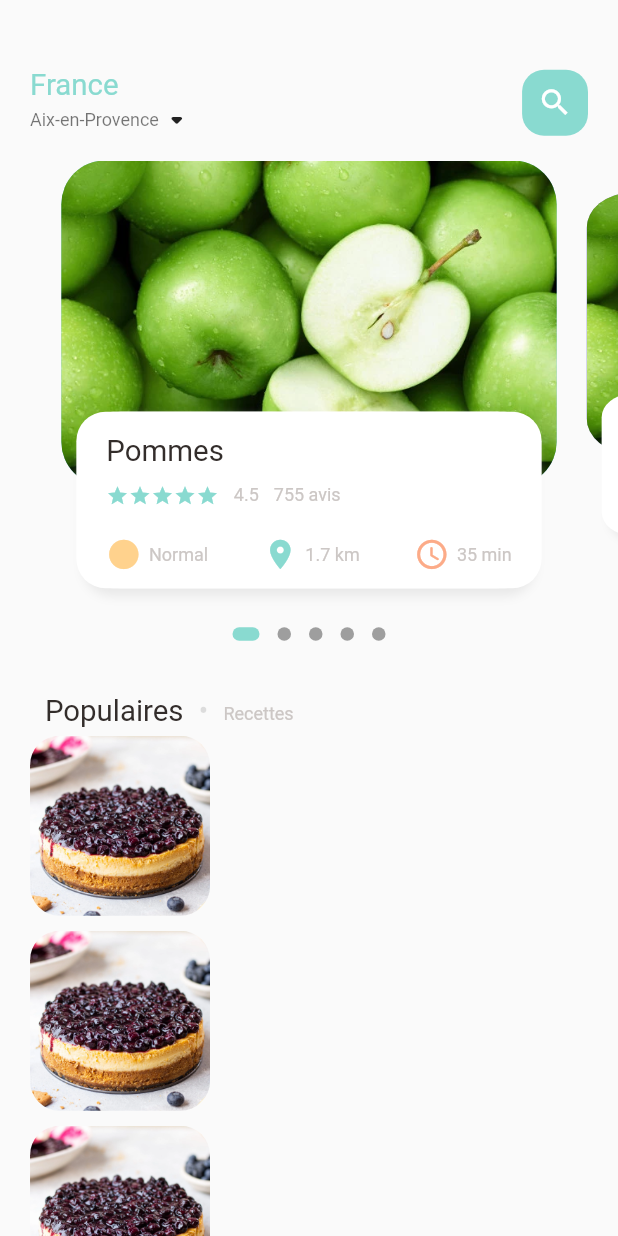
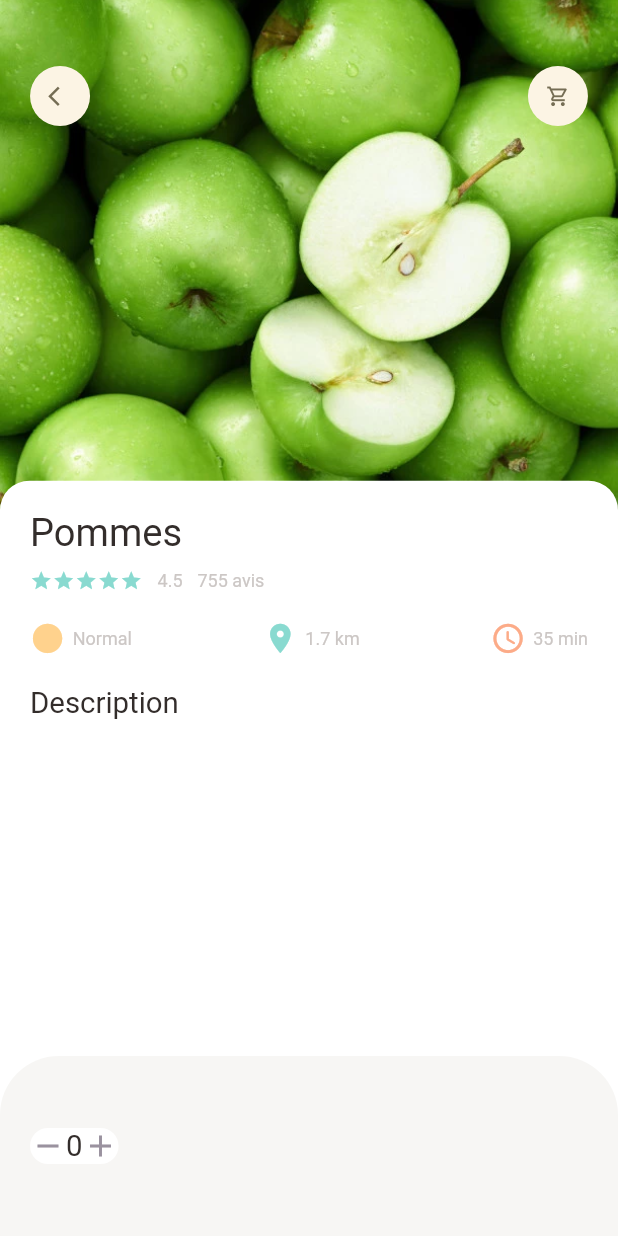
Before and after one commit to nicolas-lepinay/Flutter_ecommerce, a Flutter app: the screen it shows after launch, on a phone screen of 412 x 824 dp. Run offline on Flutter 3.47's test engine with Material 2 defaults, Android fonts, the phone set to English and light mode, and no system bars; drawn by our look-alikes of dots_indicator; our stand-ins replace get.

Commit message:
Started 2nd page

```diff
--- a/lib/main.dart
+++ b/lib/main.dart
@@ -1,7 +1,8 @@
 import 'package:flutter/material.dart';
+import 'package:flutter_ecommerce/pages/food/popular_food_detail.dart';
 import 'package:get/get.dart';
 
-import 'home/main_food_page.dart';
+import 'pages/home/main_food_page.dart';
 
 void main() {
   runApp(const MyApp());
@@ -14,12 +15,12 @@ class MyApp extends StatelessWidget {
   Widget build(BuildContext context) {
     // GetMaterialApp (instead of MaterialApp) to get the context (in order to use GetX Package)
     return GetMaterialApp(
-      debugShowCheckedModeBanner: false,
-      title: 'Flutter Demo',
-      theme: ThemeData(
-        primarySwatch: Colors.blue,
-      ),
-      home: const MainFoodPage(),
-    );
+        debugShowCheckedModeBanner: false,
+        title: 'Flutter Demo',
+        theme: ThemeData(
+          primarySwatch: Colors.blue,
+        ),
+        //home: const MainFoodPage(),
+        home: const PopularFoodDetail());
   }
 }
--- /dev/null
+++ b/lib/pages/food/popular_food_detail.dart
@@ -0,0 +1,102 @@
+import 'package:flutter/material.dart';
+import 'package:flutter_ecommerce/utils/colors.dart';
+import 'package:flutter_ecommerce/utils/dimensions.dart';
+import 'package:flutter_ecommerce/widgets/app_icon.dart';
+import 'package:flutter_ecommerce/widgets/big_text.dart';
+import 'package:flutter_ecommerce/widgets/icon_and_text_widget.dart';
+import 'package:flutter_ecommerce/widgets/small_text.dart';
+
+import '../../widgets/app_column.dart';
+
+class PopularFoodDetail extends StatelessWidget {
+  const PopularFoodDetail({super.key});
+
+  @override
+  Widget build(BuildContext context) {
+    return Scaffold(
+      backgroundColor: Colors.white,
+      body: Stack(
+        children: [
+          Positioned(
+            left: 0,
+            right: 0,
+            child: Container(
+              width: double.maxFinite,
+              height: Dimensions.popularFoodImageSize,
+              decoration: const BoxDecoration(
+                image: DecorationImage(
+                  fit: BoxFit.cover,
+                  image: AssetImage("assets/image/green-apples.webp"),
+                ),
+              ),
+            ),
+          ),
+          Positioned(
+            top: Dimensions.height45,
+            left: Dimensions.width20,
+            right: Dimensions.width20,
+            child: Row(
+              mainAxisAlignment: MainAxisAlignment.spaceBetween,
+              children: const [
+                AppIcon(icon: Icons.arrow_back_ios),
+                AppIcon(icon: Icons.shopping_cart_outlined),
+              ],
+            ),
+          ),
+          Positioned(
+            top: Dimensions.popularFoodImageSize - 20,
+            bottom: 0, // So that the white card takes all available space down
+            left: 0,
+            right: 0,
+            child: Container(
+              padding: EdgeInsets.symmetric(
+                  horizontal: Dimensions.width20, vertical: Dimensions.height20),
+              decoration: BoxDecoration(
+                borderRadius: BorderRadius.only(
+                  topLeft: Radius.circular(Dimensions.radius20),
+                  topRight: Radius.circular(Dimensions.radius20),
+                ),
+                color: Colors.white,
+              ),
+              child: Column(
+                crossAxisAlignment: CrossAxisAlignment.start,
+                children: [
+                  AppColumn(text: "Pommes"),
+                  SizedBox(height: Dimensions.height20),
+                  BigText(text: "Description"),
+                ],
+              ),
+            ),
+          )
+        ],
+      ),
+      bottomNavigationBar: Container(
+        height: 120,
+        padding:
+            EdgeInsets.symmetric(vertical: Dimensions.height30, horizontal: Dimensions.width20),
+        decoration: BoxDecoration(
+          color: AppColors.buttonBackgroundColor,
+          borderRadius: BorderRadius.only(
+            topLeft: Radius.circular(Dimensions.radius20 * 2),
+            topRight: Radius.circular(Dimensions.radius20 * 2),
+          ),
+        ),
+        child: Row(
+          children: [
+            Container(
+              decoration: BoxDecoration(
+                color: Colors.white,
+                borderRadius: BorderRadius.circular(Dimensions.radius20),
+              ),
+              child: Row(children: [
+                Icon(Icons.remove, color: AppColors.signColor),
+                BigText(text: "0"),
+                Icon(Icons.add, color: AppColors.signColor),
+              ]),
+            ),
+          ],
+        ),
+      ),
+    );
+  }
+}
--- a/lib/home/food_page_body.dart
+++ b/lib/pages/home/food_page_body.dart
@@ -1,11 +1,12 @@
 import 'package:dots_indicator/dots_indicator.dart';
 import 'package:flutter/material.dart';
+import 'package:flutter_ecommerce/widgets/app_column.dart';
 import 'package:flutter_ecommerce/widgets/icon_and_text_widget.dart';
 
-import '../utils/colors.dart';
-import '../utils/dimensions.dart';
-import '../widgets/big_text.dart';
-import '../widgets/small_text.dart';
+import '../../utils/colors.dart';
+import '../../utils/dimensions.dart';
+import '../../widgets/big_text.dart';
+import '../../widgets/small_text.dart';
 
 class FoodPageBody extends StatefulWidget {
   const FoodPageBody({super.key});
@@ -69,6 +70,8 @@ class _FoodPageBodyState extends State<FoodPageBody> {
         SizedBox(height: Dimensions.height30),
         Container(
           margin: EdgeInsets.only(left: Dimensions.width30),
+          child: Padding(
+            padding: EdgeInsets.only(bottom: Dimensions.height15),
             child: Row(
               crossAxisAlignment: CrossAxisAlignment.baseline,
               textBaseline: TextBaseline.alphabetic,
@@ -84,30 +87,84 @@ class _FoodPageBodyState extends State<FoodPageBody> {
               ],
             ),
           ),
-        Container(
-          height: 700,
-          child: ListView.builder(
-            physics: AlwaysScrollableScrollPhysics(),
-            shrinkWrap: true,
+        ),
+        ListView.builder(
+          physics: const NeverScrollableScrollPhysics(), // List is not scrollable
+          // See doc :
+          //"If the scroll view does not shrink wrap, then the scroll view will expand
+          //to the maximum allowed size in the scrollDirection.
+          //If the scroll view has unbounded constraints in the scrollDirection,
+          //then shrinkWrap must be true."
+          shrinkWrap: true, // Necessary (or wrap ListView in a Container to remove it)
           itemCount: 10,
           itemBuilder: (context, index) => Container(
-              margin: EdgeInsets.symmetric(vertical: 5, horizontal: Dimensions.width20),
+            margin: EdgeInsets.symmetric(vertical: 10, horizontal: Dimensions.width20),
             child: Row(
               children: [
+                // IMAGE SECTION
                 Container(
-                    height: 120,
-                    width: 120,
+                  // height: 120,
+                  // width: 120,
+                  height: Dimensions.listViewImageSize,
+                  width: Dimensions.listViewImageSize,
                   decoration: BoxDecoration(
                     borderRadius: BorderRadius.circular(Dimensions.radius20),
-                      color: Colors.white38, // Placeholder while loading
-                      image: DecorationImage(
+                    color: Colors.white38, // Placeholder while loading image
+                    image: const DecorationImage(
                       fit: BoxFit.cover,
                       image: AssetImage("assets/image/blueberry-cheesecake.webp"),
                     ),
                   ),
                 ),
+                // TEXT SECTION
+                Expanded(
+                  child: Container(
+                    //height: 100,
+                    height: Dimensions.listViewTextContainerSize,
+                    decoration: BoxDecoration(
+                      borderRadius: BorderRadius.only(
+                        topRight: Radius.circular(Dimensions.radius20),
+                        bottomRight: Radius.circular(Dimensions.radius20),
+                      ),
+                      color: Colors.white,
+                    ),
+                    child: Padding(
+                      padding: EdgeInsets.symmetric(horizontal: Dimensions.width10),
+                      child: Column(
+                        crossAxisAlignment: CrossAxisAlignment.start,
+                        mainAxisAlignment: MainAxisAlignment.center,
+                        children: [
+                          BigText(text: "Cheesecake aux myrtilles"),
+                          Spacer(),
+                          SmallText(text: "Cheesecake sans cuisson"),
+                          Spacer(flex: 2),
+                          Row(
+                            mainAxisAlignment: MainAxisAlignment.spaceBetween,
+                            children: [
+                              IconAndTextWidgets(
+                                icon: Icons.circle_sharp,
+                                text: "Normal",
+                                iconColor: AppColors.iconColor1,
+                              ),
+                              IconAndTextWidgets(
+                                icon: Icons.location_on,
+                                text: "1.7 km",
+                                iconColor: AppColors.mainColor,
+                              ),
+                              IconAndTextWidgets(
+                                icon: Icons.access_time_rounded,
+                                text: "35 min",
+                                iconColor: AppColors.iconColor2,
+                              ),
                             ],
                           ),
+                          Spacer(flex: 3),
+                        ],
+                      ),
+                    ),
+                  ),
+                ),
+              ],
             ),
           ),
         ),
@@ -184,53 +241,7 @@ class _FoodPageBodyState extends State<FoodPageBody> {
                   ]),
               child: Container(
                 padding: const EdgeInsets.only(top: 15, left: 15, right: 15),
-                child: Column(
-                  crossAxisAlignment: CrossAxisAlignment.start,
-                  children: [
-                    BigText(text: "Pommes"),
-                    const Spacer(),
-                    Row(
-                      children: [
-                        Wrap(
-                          children: List.generate(
-                            5,
-                            (index) => Icon(
-                              Icons.star,
-                              color: AppColors.mainColor,
-                              size: 15,
-                            ),
-                          ),
-                        ),
-                        const SizedBox(width: 10),
-                        SmallText(text: "4.5"),
-                        const SizedBox(width: 10),
-                        SmallText(text: "755 avis"),
-                      ],
-                    ),
-                    const Spacer(flex: 2),
-                    Row(
-                      mainAxisAlignment: MainAxisAlignment.spaceBetween,
-                      children: [
-                        IconAndTextWidgets(
-                          icon: Icons.circle_sharp,
-                          text: "Normal",
-                          iconColor: AppColors.iconColor1,
-                        ),
-                        IconAndTextWidgets(
-                          icon: Icons.location_on,
-                          text: "1.7 km",
-                          iconColor: AppColors.mainColor,
-                        ),
-                        IconAndTextWidgets(
-                          icon: Icons.access_time_rounded,
-                          text: "35 min",
-                          iconColor: AppColors.iconColor2,
-                        ),
-                      ],
-                    ),
-                    const Spacer(),
-                  ],
-                ),
+                child: AppColumn(text: "Pommes"),
               ),
             ),
           ),
--- a/lib/utils/dimensions.dart
+++ b/lib/utils/dimensions.dart
@@ -21,11 +21,14 @@ class Dimensions {
   static double height45 = screenHeight / 18.75;
 
   // Margins :
+  static double width10 = screenWidth / 41.15;
+  static double width15 = screenWidth / 27.43;
   static double width20 = screenWidth / 20.57;
   static double width30 = screenWidth / 13.75;
 
   // Font sizes :
   static double font20 = screenHeight / 42;
+  static double font26 = screenHeight / 32.46;
 
   // Border radiuses :
   static double radius15 = screenHeight / 56.3;
@@ -33,5 +36,13 @@ class Dimensions {
   static double radius30 = screenHeight / 28.2;
 
   // Icon size :
+  static double iconSize16 = screenHeight / 52.75;
   static double iconSize24 = screenHeight / 35.17;
+
+  // List view size :
+  static double listViewImageSize = screenWidth / 3.43;
+  static double listViewTextContainerSize = screenWidth / 4.12;
+
+  // Popular food
+  static double popularFoodImageSize = screenHeight / 2.42;
 }
--- /dev/null
+++ b/lib/widgets/app_column.dart
@@ -0,0 +1,64 @@
+import 'package:flutter/material.dart';
+import 'package:flutter_ecommerce/utils/colors.dart';
+import 'package:flutter_ecommerce/utils/dimensions.dart';
+import 'package:flutter_ecommerce/widgets/big_text.dart';
+import 'package:flutter_ecommerce/widgets/icon_and_text_widget.dart';
+import 'package:flutter_ecommerce/widgets/small_text.dart';
+
+class AppColumn extends StatelessWidget {
+  final String text;
+  const AppColumn({
+    super.key,
+    required this.text,
+  });
+
+  @override
+  Widget build(BuildContext context) {
+    return Column(
+      crossAxisAlignment: CrossAxisAlignment.start,
+      children: [
+        BigText(text: text, size: Dimensions.font26),
+        SizedBox(height: Dimensions.height10),
+        Row(
+          children: [
+            Wrap(
+              children: List.generate(
+                5,
+                (index) => Icon(
+                  Icons.star,
+                  color: AppColors.mainColor,
+                  size: 15,
+                ),
+              ),
+            ),
+            const SizedBox(width: 10),
+            SmallText(text: "4.5"),
+            const SizedBox(width: 10),
+            SmallText(text: "755 avis"),
+          ],
+        ),
+        SizedBox(height: Dimensions.height20),
+        Row(
+          mainAxisAlignment: MainAxisAlignment.spaceBetween,
+          children: [
+            IconAndTextWidgets(
+              icon: Icons.circle_sharp,
+              text: "Normal",
+              iconColor: AppColors.iconColor1,
+            ),
+            IconAndTextWidgets(
+              icon: Icons.location_on,
+              text: "1.7 km",
+              iconColor: AppColors.mainColor,
+            ),
+            IconAndTextWidgets(
+              icon: Icons.access_time_rounded,
+              text: "35 min",
+              iconColor: AppColors.iconColor2,
+            ),
+          ],
+        ),
+      ],
+    );
+  }
+}
--- /dev/null
+++ b/lib/widgets/app_icon.dart
@@ -0,0 +1,29 @@
+import 'package:flutter/material.dart';
+import 'package:flutter_ecommerce/utils/dimensions.dart';
+
+class AppIcon extends StatelessWidget {
+  final IconData icon;
+  final Color backgroundColor;
+  final Color iconColor;
+  final double size;
+  const AppIcon({
+    super.key,
+    required this.icon,
+    this.backgroundColor = const Color(0xFFfcf4e4),
+    this.iconColor = const Color(0xFF756d54),
+    this.size = 40,
+  });
+
+  @override
+  Widget build(BuildContext context) {
+    return Container(
+        height: size,
+        width: size,
+        decoration: BoxDecoration(
+          borderRadius: BorderRadius.circular(size / 2),
+          color: backgroundColor,
+        ),
+        child: Icon(icon, color: iconColor, size: Dimensions.iconSize16) // Circle
+        );
+  }
+}
--- a/lib/widgets/big_text.dart
+++ b/lib/widgets/big_text.dart
@@ -12,7 +12,7 @@ class BigText extends StatelessWidget {
     this.color = const Color(0xFF332d2b),
     required this.text,
     this.size,
-    this.overflow = TextOverflow.ellipsis,
+    this.overflow = TextOverflow.ellipsis, // auto '...' if text is too long
   });
 
   @override
```
Also changed, not shown: lib/pages/home/main_food_page.dart (renamed from lib/home/main_food_page.dart, +4 -4 lines). Lines whose indentation alone changed are shown as unchanged.
